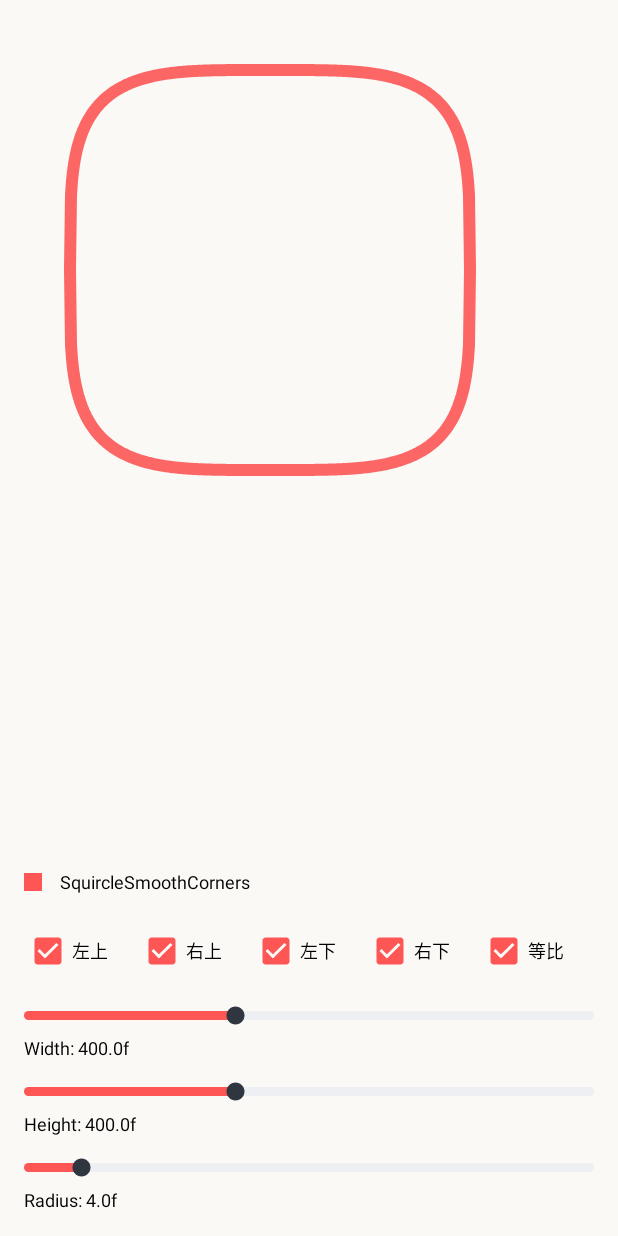
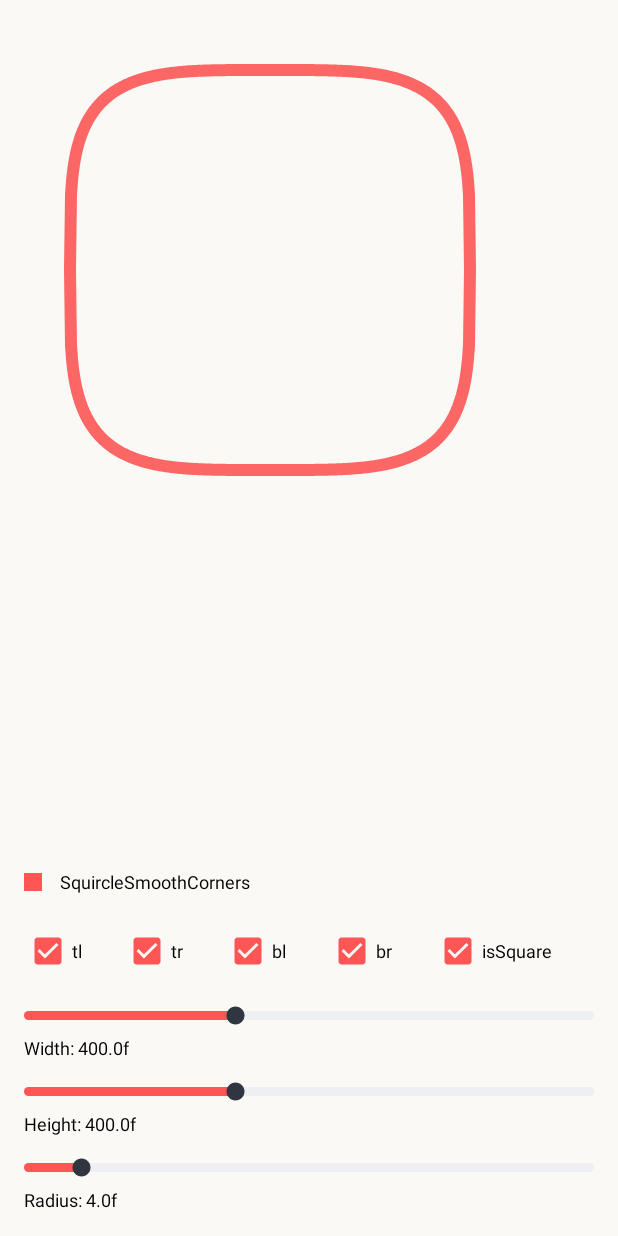
Before and after one commit to MartinRGB/sketch-smooth-corner-android, an Android app: the SquircleActivity screen opened directly, with no data from a screen before it, on a phone screen of 412 x 824 dp. Run offline under Robolectric (Android 15) with nearby library versions, the phone set to English and light mode, and no system bars.

Commit message:
* change checkboxes' text to English
* change checkboxes' text to English

```diff
--- a/app/src/main/res/layout/activity_squircle.xml
+++ b/app/src/main/res/layout/activity_squircle.xml
@@ -42,24 +42,24 @@
                 <CheckBox
                     style="@style/AlertNativeCheckbox"
                     android:id="@+id/tl_check"
-                    android:text="左上"/>
+                    android:text="tl"/>
 
                 <CheckBox
                     style="@style/AlertNativeCheckbox"
                     android:id="@+id/tr_check"
-                    android:text="右上"/>
+                    android:text="tr"/>
                 <CheckBox
                     style="@style/AlertNativeCheckbox"
                     android:id="@+id/bl_check"
-                    android:text="左下"/>
+                    android:text="bl"/>
                 <CheckBox
                     style="@style/AlertNativeCheckbox"
                     android:id="@+id/br_check"
-                    android:text="右下"/>
+                    android:text="br"/>
                 <CheckBox
                     style="@style/AlertNativeCheckbox"
                     android:id="@+id/ratio_check"
-                    android:text="等比"/>
+                    android:text="isSquare"/>
             </LinearLayout>
             <LinearLayout
                 android:orientation="vertical"
```
Also changed, not shown: app/src/main/res/layout/activity_round.xml (+5 -5 lines), app/src/main/res/layout/activity_smooth.xml (+5 -5 lines), app/src/main/res/layout/activity_superellipse.xml (+5 -5 lines).
